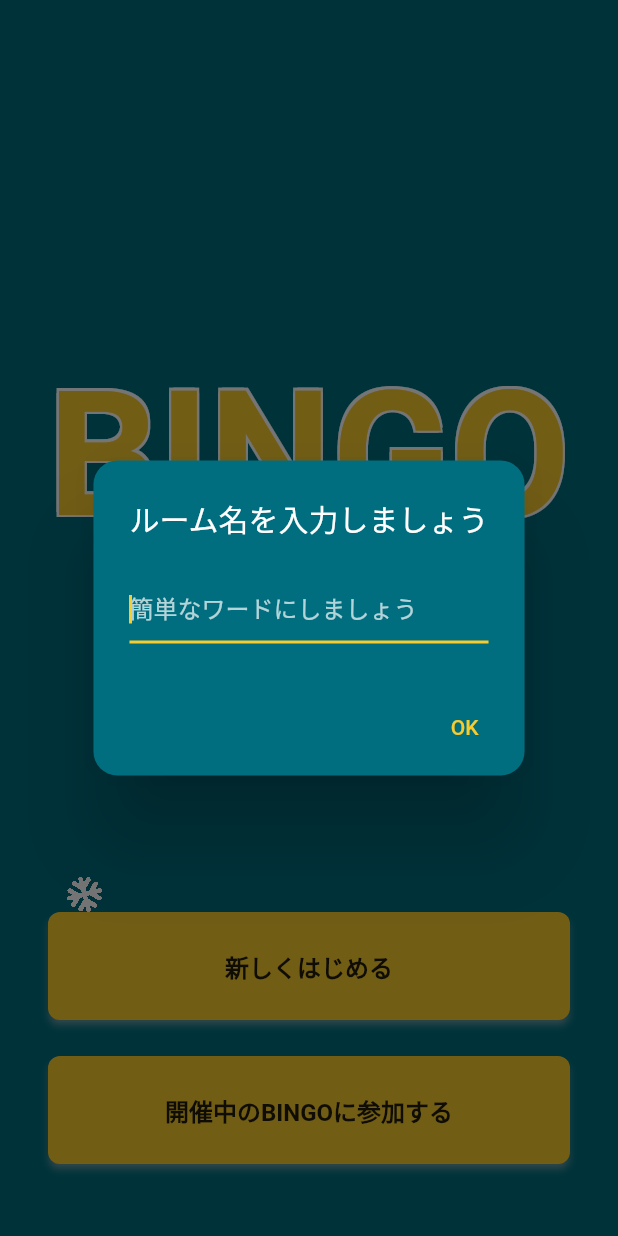
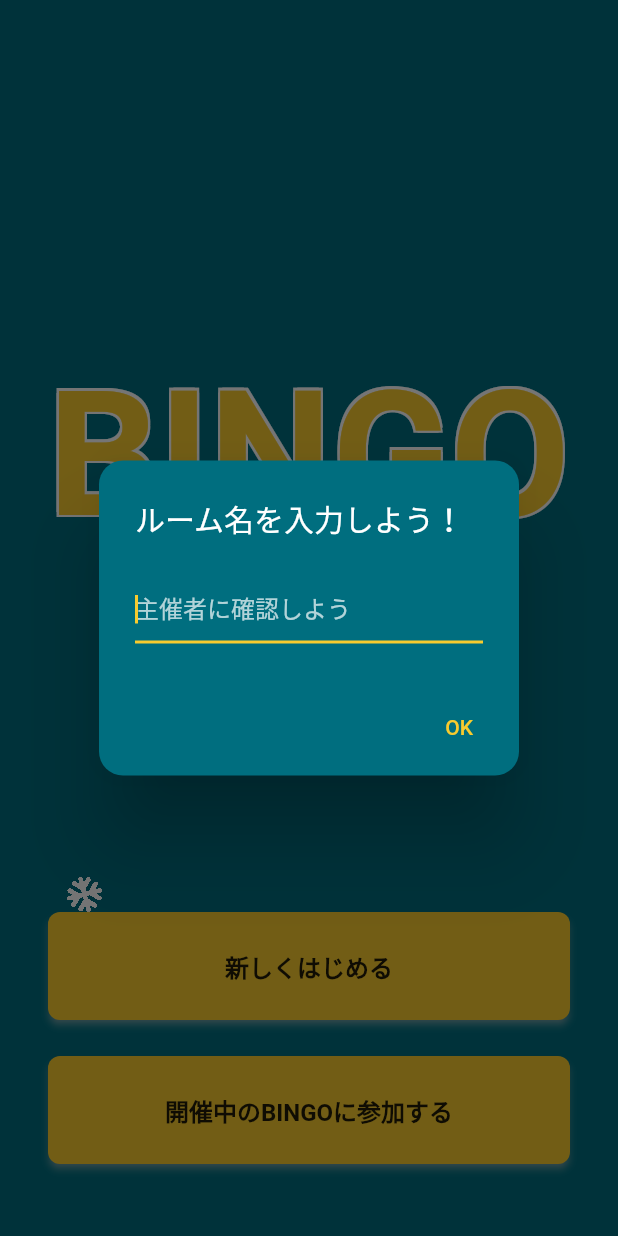
Before and after one commit to kenta-wakasa/flutter_bingo, a Flutter app: the screen it shows after launch, after a tap on "開催中のBINGOに参加する", on a phone screen of 412 x 824 dp. Run offline on Flutter 3.47's test engine with Material 2 defaults, Android fonts, the phone set to English and light mode, and no system bars; our stand-ins replace cloud_firestore, firebase_core, flutter_riverpod, go_router, google_fonts; accounts and stored records are empty.

```diff
--- a/lib/domains/bingo.dart
+++ b/lib/domains/bingo.dart
@@ -42,7 +42,7 @@ class BINGO {
     /// まずはヒットしているindexの一覧が必要
 
     final hitIndexSet = <int>{};
-    for (var index = 0; index < 24; index++) {
+    for (var index = 0; index < 25; index++) {
       if (drawnNumbers.contains(myNumbers[index])) {
         hitIndexSet.add(index);
       }
--- a/lib/pages/start_page.dart
+++ b/lib/pages/start_page.dart
@@ -78,7 +78,8 @@ class StartPage extends ConsumerWidget {
                       onPressed: () async {
                         final roomId = await InputDialog.show(
                           context,
-                          title: 'ルーム名を入力しましょう',
+                          title: 'ルーム名を入力しよう！',
+                          hintText: '簡単なワードにしよう',
                         );
                         if (roomId?.isEmpty ?? true) {
                           return;
@@ -128,7 +129,8 @@ class StartPage extends ConsumerWidget {
                       onPressed: () async {
                         final roomId = await InputDialog.show(
                           context,
-                          title: 'ルーム名を入力しましょう',
+                          title: 'ルーム名を入力しよう！',
+                          hintText: '主催者に確認しよう',
                         );
 
                         if (roomId?.isEmpty ?? true) {
@@ -154,8 +156,13 @@ class StartPage extends ConsumerWidget {
 
                         final userId = await InputDialog.show(
                           context,
-                          title: 'ユーザー名を入力しましょう',
+                          title: '名前を入力しよう！',
+                          hintText: 'ユニークな名前にしよう！',
                         );
+
+                        if (userId?.isEmpty ?? true) {
+                          return;
+                        }
 
                         context.go('/room/$roomId/user/$userId');
                       },
--- a/lib/widgets/input_dialog.dart
+++ b/lib/widgets/input_dialog.dart
@@ -1,17 +1,29 @@
 import 'package:flutter/material.dart';
 
 class InputDialog extends StatefulWidget {
-  const InputDialog({super.key, required this.title});
+  const InputDialog({
+    super.key,
+    required this.title,
+    required this.hintText,
+  });
 
   final String title;
+  final String hintText;
 
-  static Future<String?> show(BuildContext context,
-      {required String title}) async {
+  static Future<String?> show(
+    BuildContext context, {
+    required String title,
+    required String hintText,
+  }) async {
     final result = await showDialog<String>(
-        context: context,
-        builder: (context) {
-          return InputDialog(title: title);
-        });
+      context: context,
+      builder: (context) {
+        return InputDialog(
+          title: title,
+          hintText: hintText,
+        );
+      },
+    );
     return result;
   }
 
@@ -34,7 +46,9 @@ class _InputDialogState extends State<InputDialog> {
       content: TextFormField(
         autofocus: true,
         controller: controller,
-        decoration: const InputDecoration(hintText: '簡単なワードにしましょう'),
+        decoration: InputDecoration(
+          hintText: widget.hintText,
+        ),
         onFieldSubmitted: (text) {
           if (text.isEmpty) {
             Navigator.of(context).pop();
```
Also changed, not shown: lib/pages/lottery_page.dart (+115 -12 lines), lib/pages/room_page.dart (+4 -8 lines), lib/providers/providers.dart (+14 -11 lines).
